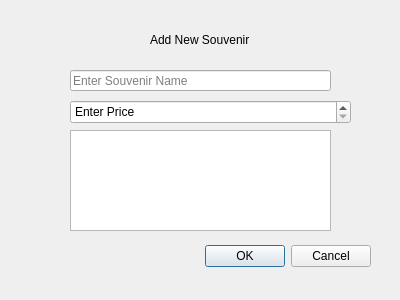
The window that Baseball-Itinerary-Program/addsouvdialog.ui (xavierliancw/Based-Itinerary) describes before a commit, drawn with Qt 5.
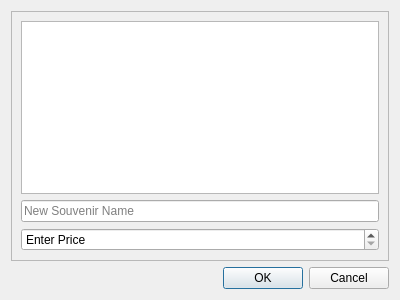
The same window after the commit.

Commit message:
Cleaned Up UI - Finishes #92 - Finishes #86
Changelog:
- Changed behaviors of a lot of tables
- Changed main window's default size
- Changed minimum width of main window to 900
- Added column headers to home table which also closes #86
- **Changed admin's souv table to display horizontally instead of vertically**
- Deleted admin's back button
- Revised one of the qmessageboxes
- **Revised formatting of the addsouvdialog**

```diff
--- a/Baseball-Itinerary-Program/addsouvdialog.ui
+++ b/Baseball-Itinerary-Program/addsouvdialog.ui
@@ -11,73 +11,68 @@
    </rect>
   </property>
   <property name="windowTitle">
-   <string>Dialog</string>
-  </property>
-  <widget class="QDialogButtonBox" name="buttonBox">
-   <property name="geometry">
-    <rect>
-     <x>30</x>
-     <y>240</y>
-     <width>341</width>
-     <height>32</height>
-    </rect>
-   </property>
-   <property name="orientation">
-    <enum>Qt::Horizontal</enum>
-   </property>
-   <property name="standardButtons">
-    <set>QDialogButtonBox::Cancel|QDialogButtonBox::Ok</set>
-   </property>
-  </widget>
-  <widget class="QLabel" name="label">
-   <property name="geometry">
-    <rect>
-     <x>150</x>
-     <y>30</y>
-     <width>171</width>
-     <height>20</height>
-    </rect>
-   </property>
-   <property name="text">
     <string>Add New Souvenir</string>
    </property>
-  </widget>
+  <layout class="QVBoxLayout" name="verticalLayout_2">
+   <item>
+    <widget class="QFrame" name="frame">
+     <property name="frameShape">
+      <enum>QFrame::StyledPanel</enum>
+     </property>
+     <property name="frameShadow">
+      <enum>QFrame::Raised</enum>
+     </property>
+     <layout class="QVBoxLayout" name="verticalLayout">
+      <item>
+       <widget class="QTableWidget" name="souvTableWidget">
+        <property name="editTriggers">
+         <set>QAbstractItemView::NoEditTriggers</set>
+        </property>
+        <property name="selectionMode">
+         <enum>QAbstractItemView::SingleSelection</enum>
+        </property>
+        <property name="selectionBehavior">
+         <enum>QAbstractItemView::SelectRows</enum>
+        </property>
+        <attribute name="horizontalHeaderStretchLastSection">
+         <bool>true</bool>
+        </attribute>
+        <attribute name="verticalHeaderVisible">
+         <bool>false</bool>
+        </attribute>
+        <attribute name="verticalHeaderHighlightSections">
+         <bool>false</bool>
+        </attribute>
+       </widget>
+      </item>
+      <item>
   <widget class="QLineEdit" name="souvNameLE">
-   <property name="geometry">
-    <rect>
-     <x>70</x>
-     <y>70</y>
-     <width>261</width>
-     <height>21</height>
-    </rect>
-   </property>
    <property name="placeholderText">
-    <string>Enter Souvenir Name</string>
-   </property>
-  </widget>
+         <string>New Souvenir Name</string>
+        </property>
+       </widget>
+      </item>
+      <item>
   <widget class="QDoubleSpinBox" name="souvPriceDB">
-   <property name="geometry">
-    <rect>
-     <x>70</x>
-     <y>100</y>
-     <width>281</width>
-     <height>24</height>
-    </rect>
-   </property>
    <property name="specialValueText">
     <string>Enter Price</string>
    </property>
   </widget>
-  <widget class="QTableWidget" name="souvTableWidget">
-   <property name="geometry">
-    <rect>
-     <x>70</x>
-     <y>130</y>
-     <width>261</width>
-     <height>101</height>
-    </rect>
-   </property>
-  </widget>
+      </item>
+     </layout>
+    </widget>
+   </item>
+   <item>
+    <widget class="QDialogButtonBox" name="buttonBox">
+     <property name="orientation">
+      <enum>Qt::Horizontal</enum>
+     </property>
+     <property name="standardButtons">
+      <set>QDialogButtonBox::Cancel|QDialogButtonBox::Ok</set>
+     </property>
+    </widget>
+   </item>
+  </layout>
  </widget>
  <resources/>
  <connections>
```
Lines whose indentation alone changed are shown as unchanged. The commit also changes 4 other files.
